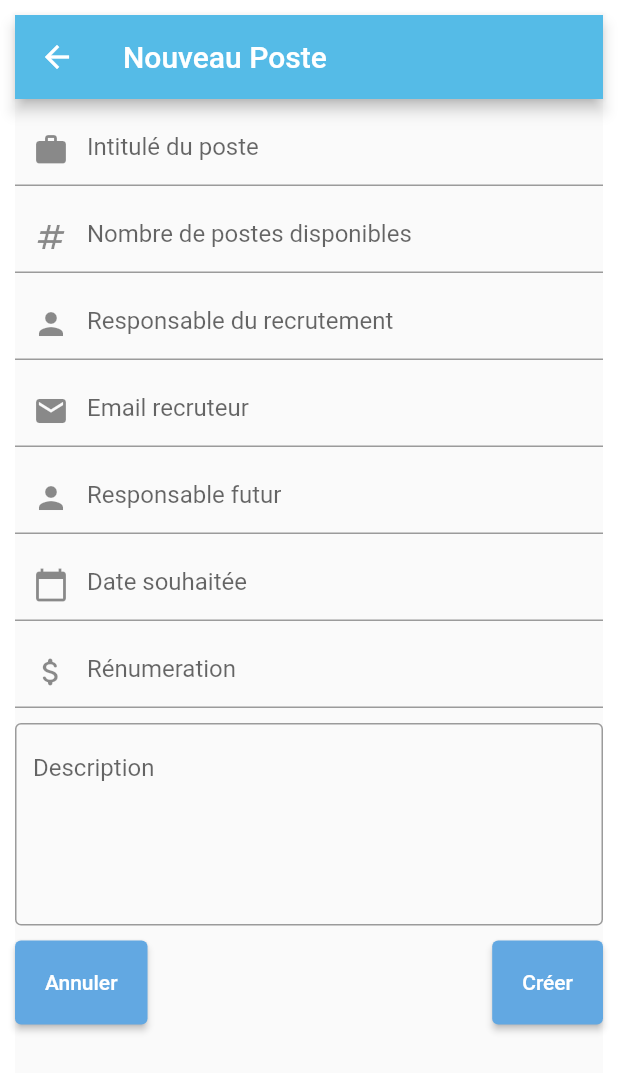
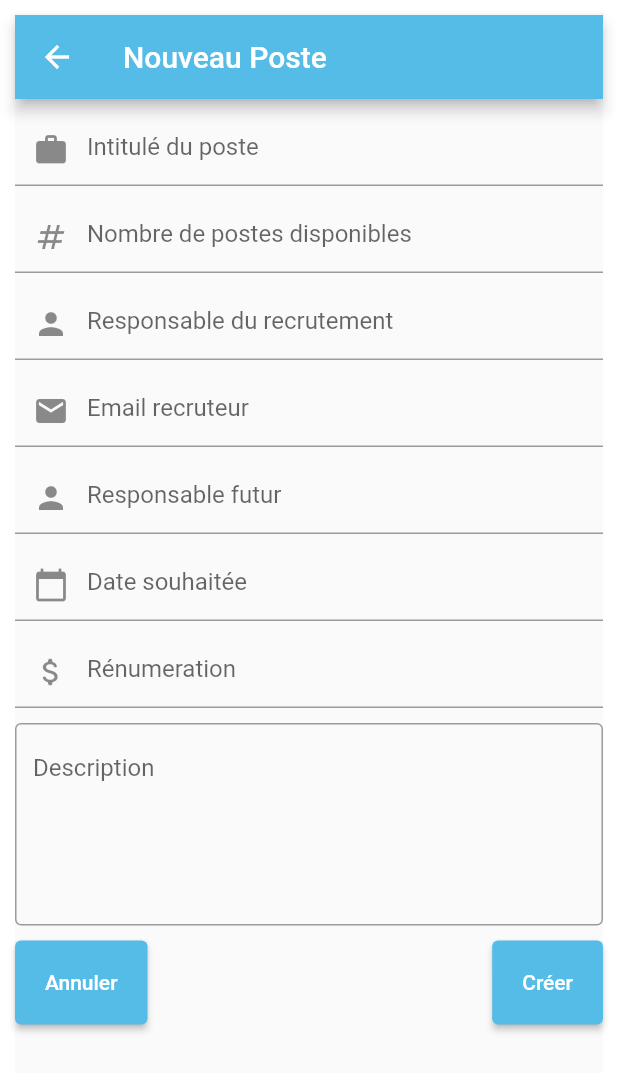
Before and after one commit to DabaSD/Projet_Flutter, a Flutter app: the MyPoste screen opened directly, on a phone screen of 412 x 824 dp. Shown: the top 1073 px of the screen. Run offline on Flutter 3.47's test engine with Material 2 defaults, Android fonts, the light colour scheme and no system bars; our stand-ins replace flutter_slidable; missing offline and left inert: flutter_session_manager; network calls fail.

Commit message:
derniere version

```diff
--- a/lib/NouveauPoste.dart
+++ b/lib/NouveauPoste.dart
@@ -89,7 +89,7 @@ class _MyPosteState extends State<MyPoste> {
                   style: const ButtonStyle(
                       padding: MaterialStatePropertyAll(EdgeInsets.all(20)),
                       backgroundColor: MaterialStatePropertyAll(
-                          Color.fromARGB(255, 98, 168, 226))),
+                          Color.fromARGB(255, 85, 187, 231))),
                   onPressed: () {
                     Navigator.push(
                   context,
@@ -102,7 +102,7 @@ class _MyPosteState extends State<MyPoste> {
                   style: const ButtonStyle(
                       padding: MaterialStatePropertyAll(EdgeInsets.all(20)),
                       backgroundColor: MaterialStatePropertyAll(
-                          Color.fromARGB(255, 98, 168, 226))),
+                          Color.fromARGB(255, 85, 187, 231))),
                   onPressed: () {},
                   child: const Text('Créer'),
                 ),
--- a/lib/NouvelleCandidature.dart
+++ b/lib/NouvelleCandidature.dart
@@ -132,7 +132,7 @@ class _MyCandidatureState extends State<MyCandidature> {
                   style: const ButtonStyle(
                       padding: MaterialStatePropertyAll(EdgeInsets.all(20)),
                       backgroundColor: MaterialStatePropertyAll(
-                          Color.fromARGB(255, 98, 168, 226))),
+                          Color.fromARGB(255, 85, 187, 231))),
                   onPressed: () {
                   Navigator.push(
                   context,
@@ -145,7 +145,7 @@ class _MyCandidatureState extends State<MyCandidature> {
                   style: const ButtonStyle(
                       padding: MaterialStatePropertyAll(EdgeInsets.all(20)),
                       backgroundColor: MaterialStatePropertyAll(
-                          Color.fromARGB(255, 98, 168, 226))),
+                          Color.fromARGB(255, 85, 187, 231))),
                   onPressed: () {
 
                   },
```
Also changed, not shown: lib/ListeCandidatures.dart (+7 -6 lines), lib/ListePostes.dart (+7 -6 lines).
